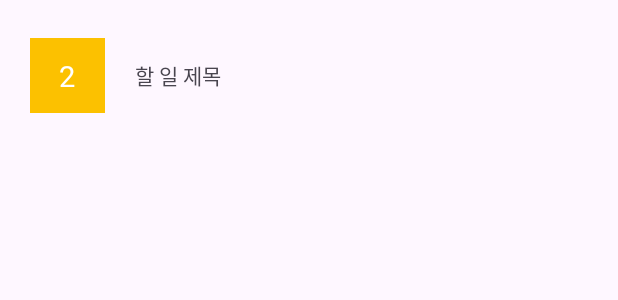
After one commit to Seoin-A/TodoList, an Android app: the layout item_todo.xml on its own in the app's theme, with its tools: preview values and no code run, on a phone screen of 412 x 824 dp. The commit adds this screen. Shown: the top 300 px of the screen. Run offline under Robolectric (Android 15) with nearby library versions, the phone set to English and light mode, and no system bars.

Commit message:
- Activity todoList 호출 함수 추가 - color.xml 추가 - layout itemView 추가

```diff
--- /dev/null
+++ b/app/src/main/res/layout/item_todo.xml
@@ -0,0 +1,39 @@
+<?xml version="1.0" encoding="utf-8"?>
+<androidx.constraintlayout.widget.ConstraintLayout xmlns:android="http://schemas.android.com/apk/res/android"
+    xmlns:app="http://schemas.android.com/apk/res-auto"
+    android:layout_width="match_parent"
+    android:layout_height="100dp">
+
+    <TextView
+        android:id="@+id/tv_importance"
+        android:layout_width="50dp"
+        android:layout_height="50dp"
+        android:background="@color/yellow"
+        android:gravity="center"
+        android:text="2"
+        android:textColor="@color/white"
+        android:textSize="19sp"
+
+        android:layout_marginStart="20dp"
+        app:layout_constraintBottom_toBottomOf="parent"
+        app:layout_constraintStart_toStartOf="parent"
+        app:layout_constraintTop_toTopOf="parent"
+        />
+
+    <TextView
+        android:id="@+id/tv_title"
+        android:layout_width="0dp"
+        android:layout_height="wrap_content"
+        app:layout_constraintTop_toTopOf="parent"
+        app:layout_constraintBottom_toBottomOf="parent"
+        app:layout_constraintStart_toEndOf="@id/tv_importance"
+        app:layout_constraintEnd_toEndOf="parent"
+        android:paddingHorizontal="20dp"
+        android:text="할 일 제목"
+        />
+
+
+
+
+
+</androidx.constraintlayout.widget.ConstraintLayout>
--- a/app/src/main/res/values/colors.xml
+++ b/app/src/main/res/values/colors.xml
@@ -2,4 +2,7 @@
 <resources>
     <color name="black">#FF000000</color>
     <color name="white">#FFFFFFFF</color>
+    <color name="red">#FF7C7C</color>
+    <color name="yellow">#FCC100</color>
+    <color name="green">#65FB4E</color>
 </resources>
```
Also changed, not shown: app/src/main/java/com/example/todolist/MainActivity.kt (+22 -0 lines).
